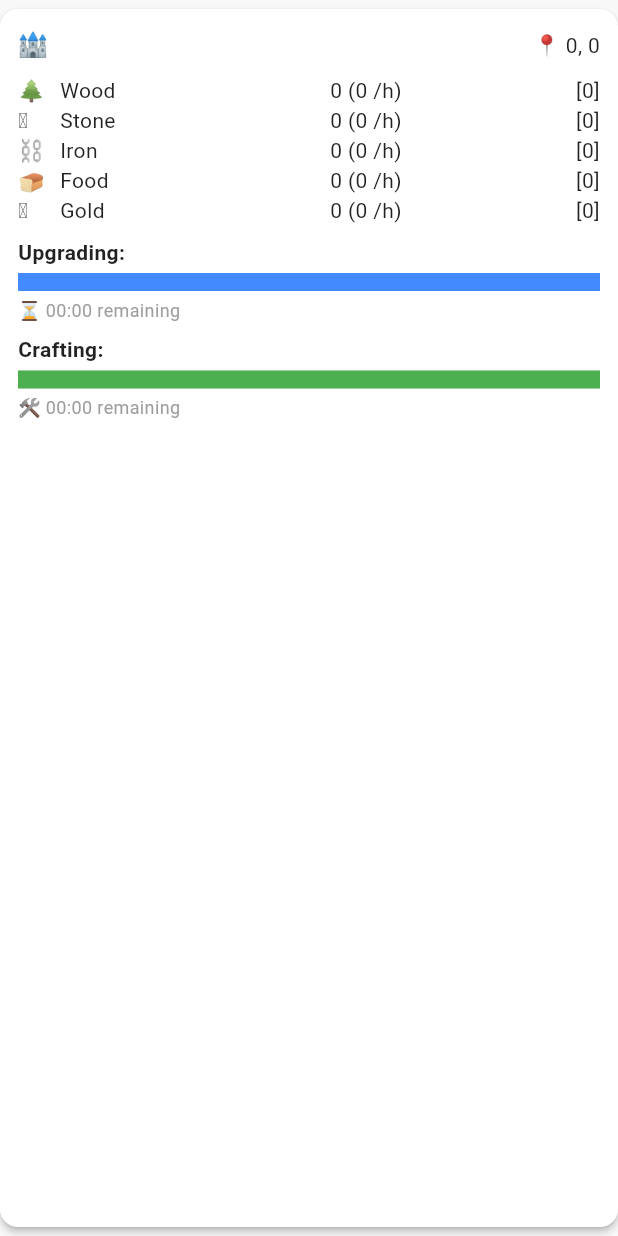
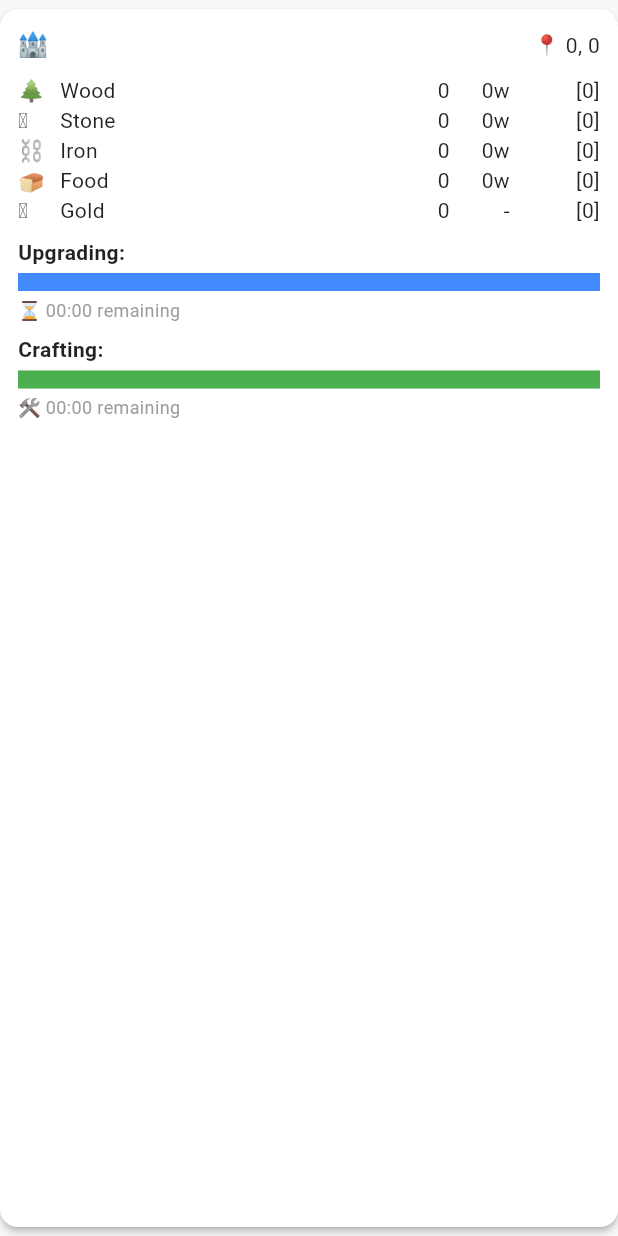
Before and after one commit to wolfgangkle/roots_app, a Flutter app: the VillageCard widget shown alone on an empty page, opened directly with empty values, on a phone screen of 412 x 824 dp. Run offline on Flutter 3.47's test engine with Material 3 defaults, Android fonts, the phone set to English and light mode, and no system bars; our stand-ins replace cloud_firestore, cloud_functions, firebase_auth, firebase_core, rxdart; accounts and stored records are empty; network calls fail.

Commit message:
Before Flutter Downgrade

```diff
--- a/lib/modules/village/widgets/village_card.dart
+++ b/lib/modules/village/widgets/village_card.dart
@@ -1,10 +1,12 @@
 import 'dart:async';
 import 'package:flutter/material.dart';
 import 'package:cloud_firestore/cloud_firestore.dart';
+import 'package:intl/intl.dart';
 import 'package:roots_app/modules/village/models/village_model.dart';
 import 'package:roots_app/modules/village/extensions/village_model_extension.dart';
 import 'package:roots_app/modules/village/widgets/upgrade_progress_indicator.dart';
 import 'package:roots_app/modules/village/widgets/crafting_progress_indicator.dart';
+import 'package:roots_app/modules/village/data/building_definitions.dart';
 
 class VillageCard extends StatefulWidget {
   final VillageModel village;
@@ -44,14 +46,18 @@ class VillageCardState extends State<VillageCard> {
     return value.toInt();
   }
 
+  String formatNumber(int value) {
+    return NumberFormat.decimalPattern('de').format(value);
+  }
+
   @override
   Widget build(BuildContext context) {
     final res = widget.village.simulatedResources;
-    final prod = widget.village.currentProductionPerHour;
+    final cap = widget.village.storageCapacity;
+    final secured = widget.village.securedResources;
     final upgrade = widget.village.currentBuildJob;
     final crafting = widget.village.currentCraftingJob;
-    final capacity = widget.village.storageCapacity;
-    final secured = widget.village.securedResources;
+    final freeWorkers = widget.village.freeWorkers;
 
     return Card(
       elevation: 2,
@@ -70,10 +76,7 @@ class VillageCardState extends State<VillageCard> {
                 children: [
                   Text(
                     '🏰 ${widget.village.name}',
-                    style: Theme.of(context)
-                        .textTheme
-                        .titleMedium
-                        ?.copyWith(fontWeight: FontWeight.bold),
+                    style: Theme.of(context).textTheme.titleMedium?.copyWith(fontWeight: FontWeight.bold),
                   ),
                   Text('📍 ${widget.village.tileX}, ${widget.village.tileY}'),
                 ],
@@ -83,18 +86,19 @@ class VillageCardState extends State<VillageCard> {
               // 📊 Resource Table
               Table(
                 columnWidths: const {
-                  0: FixedColumnWidth(28),
-                  1: FlexColumnWidth(),
-                  2: FixedColumnWidth(140),
-                  3: FixedColumnWidth(40),
+                  0: FixedColumnWidth(28), // Emoji
+                  1: FlexColumnWidth(),    // Label
+                  2: FixedColumnWidth(80), // Amount
+                  3: FixedColumnWidth(40), // Workers
+                  4: FixedColumnWidth(60), // Secured
                 },
                 defaultVerticalAlignment: TableCellVerticalAlignment.middle,
                 children: [
-                  _buildRow("🌲", "Wood", safeToInt(res["wood"]), safeToInt(prod["wood"]), safeToInt(capacity["wood"]), safeToInt(secured["wood"]), widget.village.buildings['woodcutter']?.assignedWorkers ?? 0),
-                  _buildRow("🪨", "Stone", safeToInt(res["stone"]), safeToInt(prod["stone"]), safeToInt(capacity["stone"]), safeToInt(secured["stone"]), widget.village.buildings['quarry']?.assignedWorkers ?? 0),
-                  _buildRow("⛓️", "Iron", safeToInt(res["iron"]), safeToInt(prod["iron"]), safeToInt(capacity["iron"]), safeToInt(secured["iron"]), widget.village.buildings['mine']?.assignedWorkers ?? 0),
-                  _buildRow("🍞", "Food", safeToInt(res["food"]), safeToInt(prod["food"]), safeToInt(capacity["food"]), safeToInt(secured["food"]), widget.village.buildings['farm']?.assignedWorkers ?? 0),
-                  _buildRow("🪙", "Gold", safeToInt(res["gold"]), safeToInt(prod["gold"]), safeToInt(capacity["gold"]), safeToInt(secured["gold"]), widget.village.buildings['goldmine']?.assignedWorkers ?? 0),
+                  _buildRow("🌲", "Wood", "woodcutter", safeToInt(res["wood"]), safeToInt(cap["wood"]), safeToInt(secured["wood"]), freeWorkers),
+                  _buildRow("🪨", "Stone", "quarry", safeToInt(res["stone"]), safeToInt(cap["stone"]), safeToInt(secured["stone"]), freeWorkers),
+                  _buildRow("⛓️", "Iron", "iron_mine", safeToInt(res["iron"]), safeToInt(cap["iron"]), safeToInt(secured["iron"]), freeWorkers),
+                  _buildRow("🍞", "Food", "farm", safeToInt(res["food"]), safeToInt(cap["food"]), safeToInt(secured["food"]), freeWorkers),
+                  _buildRow("🪙", "Gold", "goldmine", safeToInt(res["gold"]), safeToInt(cap["gold"]), safeToInt(secured["gold"]), freeWorkers),
                 ],
               ),
 
@@ -104,10 +108,7 @@ class VillageCardState extends State<VillageCard> {
               if (upgrade != null) ...[
                 Text(
                   'Upgrading: ${upgrade.buildingType}',
-                  style: Theme.of(context)
-                      .textTheme
-                      .bodyMedium
-                      ?.copyWith(fontWeight: FontWeight.bold),
+                  style: Theme.of(context).textTheme.bodyMedium?.copyWith(fontWeight: FontWeight.bold),
                 ),
                 const SizedBox(height: 4),
                 UpgradeProgressIndicator(
@@ -122,17 +123,13 @@ class VillageCardState extends State<VillageCard> {
                 const SizedBox(height: 8),
                 Text(
                   'Crafting: ${crafting['itemId'] ?? 'unknown'}',
-                  style: Theme.of(context)
-                      .textTheme
-                      .bodyMedium
-                      ?.copyWith(fontWeight: FontWeight.bold),
+                  style: Theme.of(context).textTheme.bodyMedium?.copyWith(fontWeight: FontWeight.bold),
                 ),
                 const SizedBox(height: 4),
                 CraftingProgressIndicator(
                   startedAt: (crafting['startedAt'] as Timestamp).toDate(),
-                  endsAt: (crafting['startedAt'] as Timestamp)
-                      .toDate()
-                      .add(Duration(seconds: crafting['durationSeconds'] ?? 0)),
+                  endsAt: (crafting['startedAt'] as Timestamp).toDate().add(
+                      Duration(seconds: crafting['durationSeconds'] ?? 0)),
                   villageId: widget.village.id,
                 ),
               ],
@@ -146,20 +143,51 @@ class VillageCardState extends State<VillageCard> {
   TableRow _buildRow(
       String emoji,
       String label,
+      String buildingType,
       int value,
-      int production,
       int capacity,
       int secured,
-      int workers,
+      int freeWorkers,
       ) {
-    final prodText = '($production /h${workers > 0 ? ' • ${workers}w' : ''})';
-    final capText = capacity > 0 ? ' / $capacity' : '';
+    final assigned = widget.village.buildings[buildingType]?.assignedWorkers ?? 0;
+    final level = widget.village.buildings[buildingType]?.level ?? 0;
+
+    // Get definition
+    final def = buildingDefinitions.cast<Map<String, dynamic>?>().firstWhere(
+          (b) => b?['type'] == buildingType,
+      orElse: () => null,
+    );
+
+    final workerPerLevel = def?['workerPerLevel'] as int? ?? 0;
+    final maxAssignable = level * workerPerLevel;
+
+    final isGold = buildingType == 'goldmine';
+    final isFull = !isGold && capacity > 0 && value >= capacity;
+    final canAssignMore = !isGold && assigned < maxAssignable && freeWorkers > 0;
+
+    final resourceText = Text(
+      formatNumber(value),
+      textAlign: TextAlign.right,
+      style: TextStyle(fontWeight: isFull ? FontWeight.bold : FontWeight.normal),
+    );
+
+    final workerText = isGold
+        ? const Text('-', textAlign: TextAlign.right)
+        : Text(
+      '${assigned}w',
+      textAlign: TextAlign.right,
+      style: TextStyle(fontWeight: canAssignMore ? FontWeight.bold : FontWeight.normal),
+    );
+
+    final securedText = Text('[$secured]', textAlign: TextAlign.right);
+
     return TableRow(
       children: [
         Text(emoji),
         Text(label),
-        Text('$value $prodText$capText'),
-        Text('[$secured]', textAlign: TextAlign.right),
+        resourceText,
+        workerText,
+        securedText,
       ],
     );
   }
```
Also changed, not shown: lib/modules/heroes/models/hero_model.dart (+31 -34 lines), lib/screens/auth/login_screen.dart (+6 -6 lines), 8 other files.
